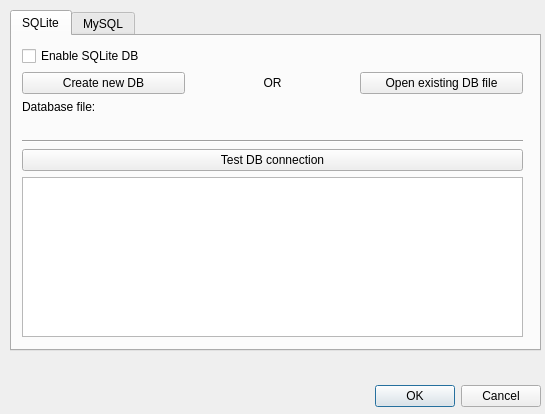
Above: wadas/ui/qt/configure_db_dialog.ui from stefanodellosa-personal/WADAS before the change. Below: the same form after it.
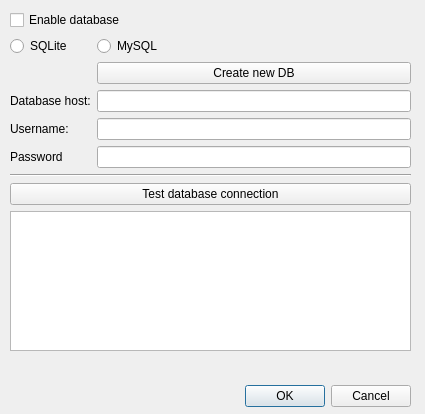
That is the form after the change. The open tabs and pages were chosen to show the change.

Commit message: simplified db confi dialog

Patch:
```diff
--- a/wadas/ui/qt/configure_db_dialog.ui
+++ b/wadas/ui/qt/configure_db_dialog.ui
@@ -6,7 +6,7 @@
    <rect>
     <x>0</x>
     <y>0</y>
-    <width>545</width>
+    <width>425</width>
     <height>414</height>
    </rect>
   </property>
@@ -18,7 +18,7 @@
     <rect>
      <x>10</x>
      <y>380</y>
-     <width>531</width>
+     <width>401</width>
      <height>32</height>
     </rect>
    </property>
@@ -34,7 +34,7 @@
     <rect>
      <x>8</x>
      <y>360</y>
-     <width>531</width>
+     <width>401</width>
      <height>20</height>
     </rect>
    </property>
@@ -42,195 +42,102 @@
     <string/>
    </property>
   </widget>
-  <widget class="QTabWidget" name="tabWidget">
-   <property name="geometry">
-    <rect>
-     <x>10</x>
-     <y>10</y>
-     <width>531</width>
-     <height>341</height>
-    </rect>
-   </property>
-   <property name="currentIndex">
-    <number>1</number>
-   </property>
-   <widget class="QWidget" name="tab_sqlite">
-    <attribute name="title">
-     <string>SQLite</string>
-    </attribute>
-    <widget class="QWidget" name="gridLayoutWidget">
-     <property name="geometry">
-      <rect>
-       <x>10</x>
-       <y>10</y>
-       <width>501</width>
-       <height>291</height>
-      </rect>
-     </property>
-     <layout class="QGridLayout" name="gridLayout_sqlite">
-      <item row="0" column="0" colspan="3">
-       <widget class="QCheckBox" name="checkBox_enable_sqlite_db">
-        <property name="text">
-         <string>Enable SQLite DB</string>
-        </property>
-       </widget>
-      </item>
-      <item row="2" column="1">
-       <widget class="QLabel" name="label_5">
-        <property name="text">
-         <string>OR</string>
-        </property>
-        <property name="alignment">
-         <set>Qt::AlignmentFlag::AlignCenter</set>
-        </property>
-       </widget>
-      </item>
-      <item row="8" column="0" colspan="3">
-       <widget class="QPlainTextEdit" name="plainTextEdit"/>
-      </item>
-      <item row="2" column="0">
-       <widget class="QPushButton" name="pushButton_sqlite_create_db">
-        <property name="text">
-         <string>Create new DB</string>
-        </property>
-       </widget>
-      </item>
-      <item row="2" column="2">
-       <widget class="QPushButton" name="pushButton_sqlite_open_db">
-        <property name="text">
-         <string>Open existing DB file</string>
-        </property>
-       </widget>
-      </item>
-      <item row="5" column="0">
-       <widget class="QLabel" name="label_db_path">
-        <property name="text">
-         <string/>
-        </property>
-       </widget>
-      </item>
-      <item row="7" column="0" colspan="3">
-       <widget class="QPushButton" name="pushButton_sqlite_test">
-        <property name="text">
-         <string>Test DB connection</string>
-        </property>
-       </widget>
-      </item>
-      <item row="4" column="0">
-       <widget class="QLabel" name="label">
-        <property name="text">
-         <string>Database file:</string>
-        </property>
-        <property name="alignment">
-         <set>Qt::AlignmentFlag::AlignLeading|Qt::AlignmentFlag::AlignLeft|Qt::AlignmentFlag::AlignVCenter</set>
-        </property>
-       </widget>
-      </item>
-      <item row="6" column="0" colspan="3">
-       <widget class="Line" name="line_2">
-        <property name="orientation">
-         <enum>Qt::Orientation::Horizontal</enum>
-        </property>
-       </widget>
-      </item>
-     </layout>
-    </widget>
-   </widget>
-   <widget class="QWidget" name="tab_mysql">
-    <attribute name="title">
-     <string>MySQL</string>
-    </attribute>
     <widget class="QWidget" name="gridLayoutWidget_2">
      <property name="geometry">
       <rect>
        <x>10</x>
        <y>10</y>
-       <width>501</width>
-       <height>291</height>
+     <width>401</width>
+     <height>341</height>
       </rect>
      </property>
      <layout class="QGridLayout" name="gridLayout_mysql">
-      <item row="5" column="1">
-       <widget class="QLineEdit" name="lineEdit_db_password">
-        <property name="echoMode">
-         <enum>QLineEdit::EchoMode::Password</enum>
-        </property>
-       </widget>
-      </item>
-      <item row="0" column="0" colspan="2">
-       <widget class="QCheckBox" name="checkBox">
-        <property name="text">
-         <string>Enable MySQL SB</string>
-        </property>
-       </widget>
-      </item>
-      <item row="5" column="0">
+    <item row="7" column="0">
        <widget class="QLabel" name="label_4">
         <property name="text">
          <string>Password</string>
         </property>
        </widget>
       </item>
+    <item row="0" column="0" colspan="2">
+     <widget class="QCheckBox" name="checkBox">
+      <property name="text">
+       <string>Enable database</string>
+      </property>
+     </widget>
+    </item>
+    <item row="5" column="1">
+     <widget class="QLineEdit" name="lineEdit_db_host"/>
+    </item>
+    <item row="3" column="1">
+     <widget class="QPushButton" name="pushButton_create_db">
+      <property name="text">
+       <string>Create new DB</string>
+      </property>
+     </widget>
+    </item>
+    <item row="6" column="1">
+     <widget class="QLineEdit" name="lineEdit_db_username"/>
+    </item>
+    <item row="12" column="0" colspan="2">
+     <widget class="QPlainTextEdit" name="plainTextEdit_db_test"/>
+    </item>
       <item row="10" column="0" colspan="2">
-       <widget class="QPlainTextEdit" name="plainTextEdit_mysql_test"/>
-      </item>
-      <item row="8" column="0" colspan="2">
        <widget class="Line" name="line">
         <property name="orientation">
          <enum>Qt::Orientation::Horizontal</enum>
         </property>
        </widget>
       </item>
-      <item row="9" column="0" colspan="2">
-       <widget class="QPushButton" name="pushButton_mysql_test_connection">
-        <property name="text">
-         <string>Test DB connection</string>
-        </property>
-       </widget>
-      </item>
-      <item row="4" column="0">
+    <item row="6" column="0">
        <widget class="QLabel" name="label_3">
         <property name="text">
          <string>Username:</string>
         </property>
        </widget>
       </item>
-      <item row="3" column="1">
-       <widget class="QLineEdit" name="lineEdit_db_host"/>
-      </item>
-      <item row="3" column="0">
+    <item row="2" column="0">
+     <widget class="QRadioButton" name="radioButton_SQLite">
+      <property name="text">
+       <string>SQLite</string>
+      </property>
+      <attribute name="buttonGroup">
+       <string notr="true">buttonGroup</string>
+      </attribute>
+     </widget>
+    </item>
+    <item row="11" column="0" colspan="2">
+     <widget class="QPushButton" name="pushButton_test_db">
+      <property name="text">
+       <string>Test database connection</string>
+      </property>
+     </widget>
+    </item>
+    <item row="7" column="1">
+     <widget class="QLineEdit" name="lineEdit_db_password">
+      <property name="echoMode">
+       <enum>QLineEdit::EchoMode::Password</enum>
+      </property>
+     </widget>
+    </item>
+    <item row="5" column="0">
        <widget class="QLabel" name="label_2">
         <property name="text">
          <string>Database host:</string>
         </property>
        </widget>
       </item>
-      <item row="4" column="1">
-       <widget class="QLineEdit" name="lineEdit_db_username"/>
-      </item>
-      <item row="1" column="0">
-       <spacer name="horizontalSpacer">
-        <property name="orientation">
-         <enum>Qt::Orientation::Horizontal</enum>
-        </property>
-        <property name="sizeHint" stdset="0">
-         <size>
-          <width>40</width>
-          <height>20</height>
-         </size>
-        </property>
-       </spacer>
-      </item>
-      <item row="1" column="1">
-       <widget class="QPushButton" name="pushButton_mysql_create_db">
+    <item row="2" column="1">
+     <widget class="QRadioButton" name="radioButton_MySQL">
         <property name="text">
-         <string>Create new DB</string>
-        </property>
+       <string>MySQL</string>
+      </property>
+      <attribute name="buttonGroup">
+       <string notr="true">buttonGroup</string>
+      </attribute>
        </widget>
       </item>
      </layout>
-    </widget>
-   </widget>
   </widget>
  </widget>
  <resources/>
```
Left out of the diff: 3 changed lines with no effect on the pictures. Lines whose indentation alone changed are shown as unchanged. The commit also changes 2 other files.
